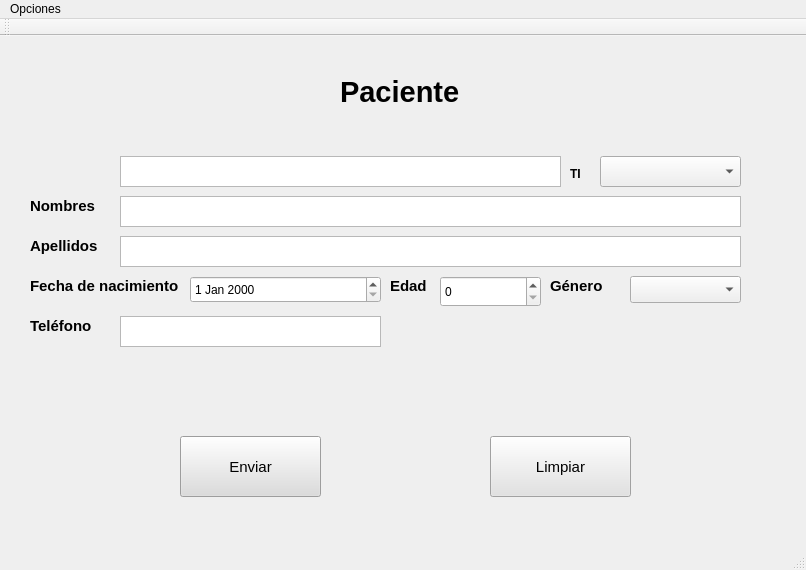
First picture: the form in QtUi/agregarpaciente.ui, repository Lufedi/DABM-Bitalino, before the edit.
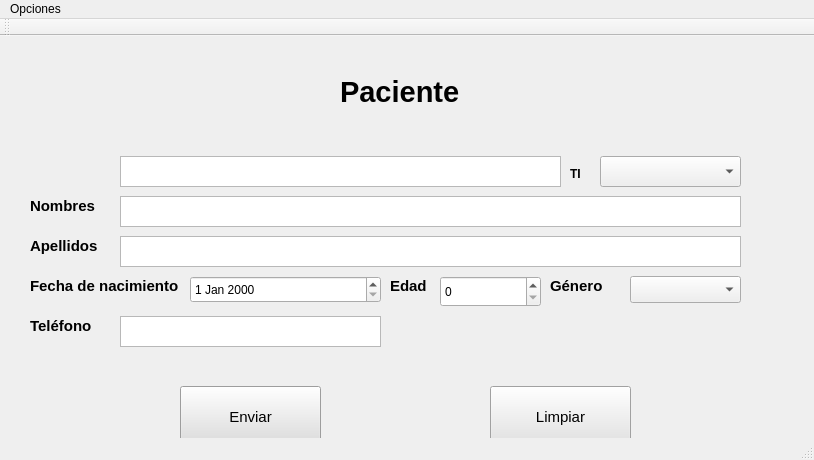
Second picture: the form after the edit.

Diff of the .ui file:
```diff
--- a/QtUi/agregarpaciente.ui
+++ b/QtUi/agregarpaciente.ui
@@ -6,8 +6,8 @@
    <rect>
     <x>0</x>
     <y>0</y>
-    <width>806</width>
-    <height>570</height>
+    <width>814</width>
+    <height>460</height>
    </rect>
   </property>
   <property name="windowTitle">
@@ -21,7 +21,7 @@
     <property name="geometry">
      <rect>
       <x>180</x>
-      <y>400</y>
+      <y>350</y>
       <width>141</width>
       <height>61</height>
      </rect>
@@ -245,7 +245,7 @@
     <property name="geometry">
      <rect>
       <x>490</x>
-      <y>400</y>
+      <y>350</y>
       <width>141</width>
       <height>61</height>
      </rect>
@@ -321,7 +321,7 @@
     <rect>
      <x>0</x>
      <y>0</y>
-     <width>806</width>
+     <width>814</width>
      <height>21</height>
     </rect>
    </property>
```
Left out of the diff: 13 changed lines with no effect on the pictures.
